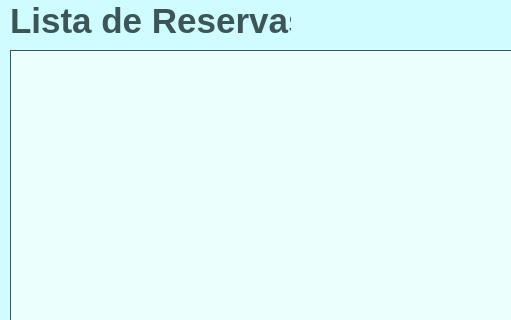
The window that clientes/telareserva.ui (ViniiGabriel/hotelQT) describes before a commit, drawn with Qt 5; both pictures show x 0 to 511 and y 0 to 320 of the 676 by 461 pixel window.
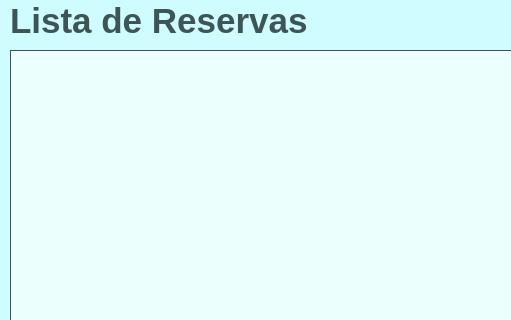
The same window after the commit. Icons and pictures are not drawn.

The edit to the form file:
```diff
--- a/clientes/telareserva.ui
+++ b/clientes/telareserva.ui
@@ -64,7 +64,7 @@
     <rect>
      <x>10</x>
      <y>0</y>
-     <width>281</width>
+     <width>351</width>
      <height>41</height>
     </rect>
    </property>
```
